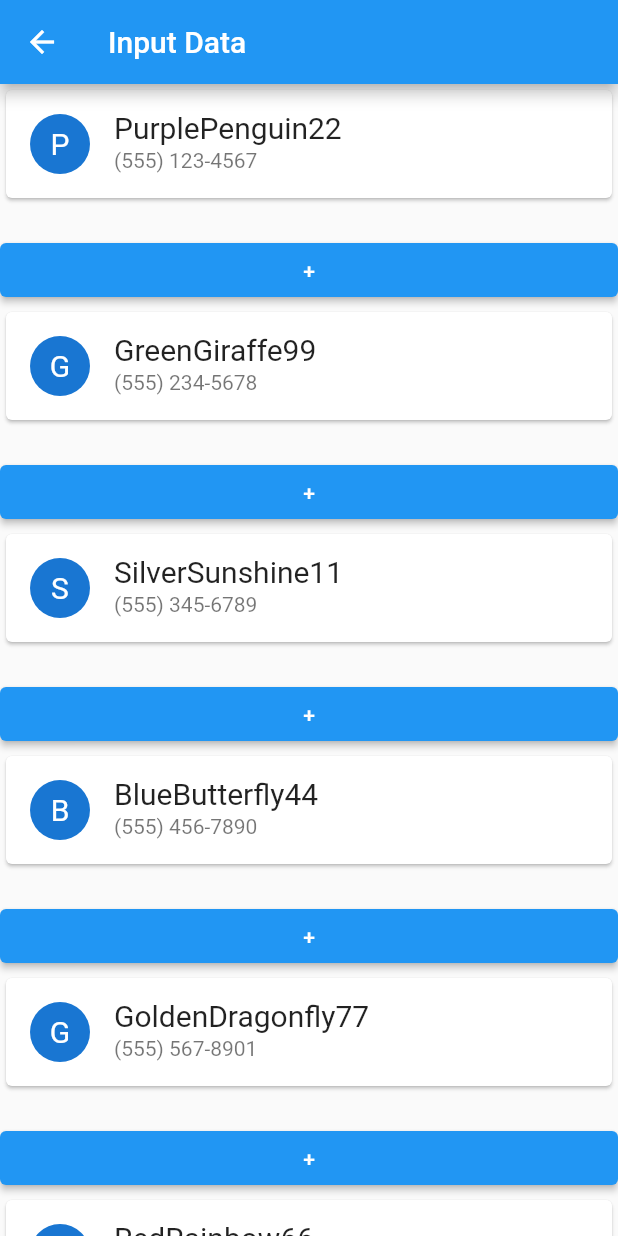
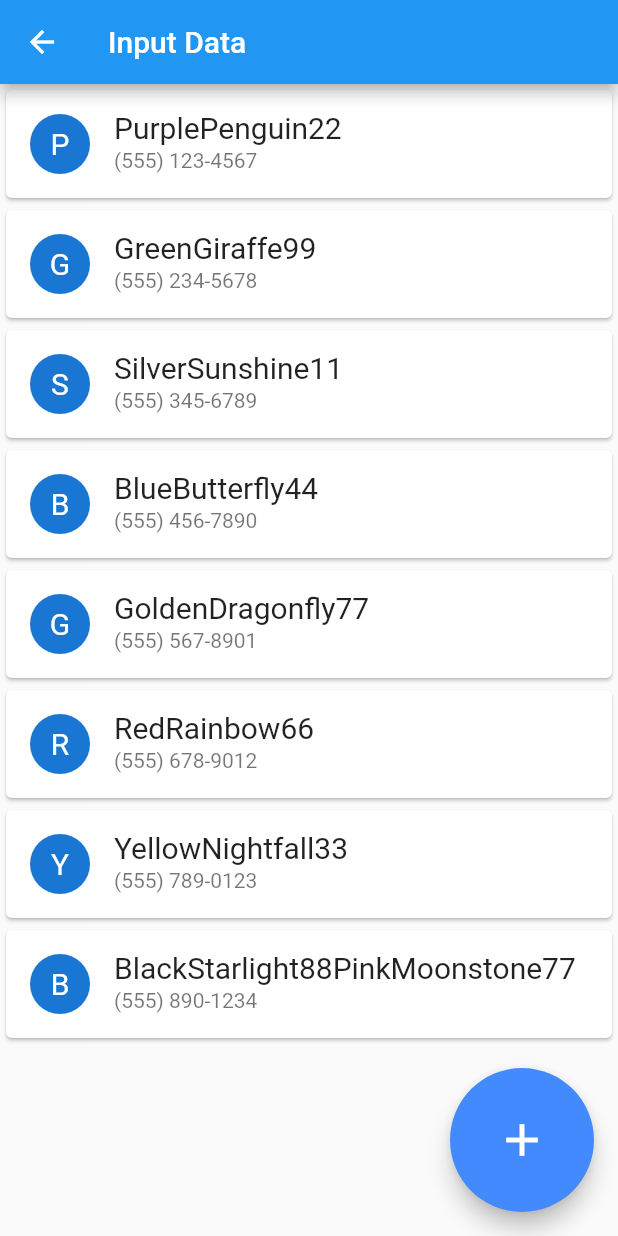
Before and after one commit to Ferieko/flutter_week4_form_input_button, a Flutter app: the DataContact screen opened directly, on a phone screen of 412 x 824 dp. Run offline on Flutter 3.47's test engine with Material 2 defaults, Android fonts, the phone set to English and light mode, and no system bars.

Commit message:
penambahan floating action button di screen datacontact

```diff
--- a/lib/form_input/DataContact.dart
+++ b/lib/form_input/DataContact.dart
@@ -47,7 +47,21 @@ class DataContact extends StatelessWidget {
       appBar: AppBar(
         title: Text("Input Data"),
       ),
-      body: ListView.builder(
+      floatingActionButton: FloatingActionButton.large(
+        onPressed: () {
+      //onPressed: () {
+                      Navigator.push(
+                          context, MaterialPageRoute(builder: (context) =>
+                          FormInput()));
+        },
+        child: const Icon(Icons.add),
+        backgroundColor: Colors.blueAccent,
+      ),
+      floatingActionButtonLocation:    FloatingActionButtonLocation.endFloat,
+
+      body:
+      ListView.builder(
+
         itemBuilder: (context, index) {
           return Column(
             children: [
@@ -71,21 +85,22 @@ class DataContact extends StatelessWidget {
 
                 ),
               ),
-              const SizedBox(height: 20.0,),
-              Row(
-                children: [
-                  Expanded(
-                      child: ElevatedButton(
-                          onPressed: () {
-                            Navigator.push(
-                                context, MaterialPageRoute(builder: (context) =>
-                                FormInput()));
-                          }, child: const Text('+')
-                      ))
-                ],
-              )
+              // const SizedBox(height: 20.0,),
+              // Row(
+              //   children: [
+              //     Expanded(
+              //         child: ElevatedButton(
+              //             onPressed: () {
+              //               Navigator.push(
+              //                   context, MaterialPageRoute(builder: (context) =>
+              //                   FormInput()));
+              //             }, child: const Text('+')
+              //         ))
+              //   ],
+              // )
             ],
 
+            //const (FloatingActionButtonLocation miniEndFloat = _MiniEndFloatFabLocation();
           );
 
         },
@@ -94,7 +109,6 @@ class DataContact extends StatelessWidget {
       ),
 
 
-
     );
 
   }
--- a/lib/main.dart
+++ b/lib/main.dart
@@ -44,7 +44,7 @@ class MyApp extends StatelessWidget {
   Widget build(BuildContext context) {
     return MaterialApp(
       debugShowCheckedModeBanner: false,
-      home:FormInput(),
+      home:DataContact(),
     );
   }
 }
```
